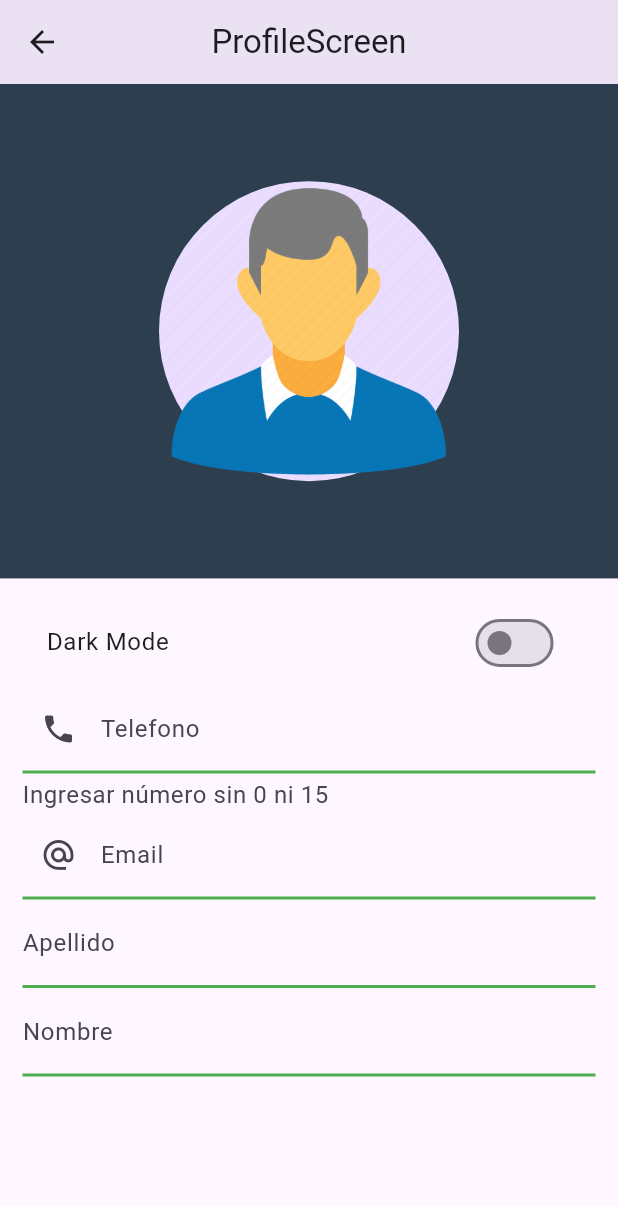
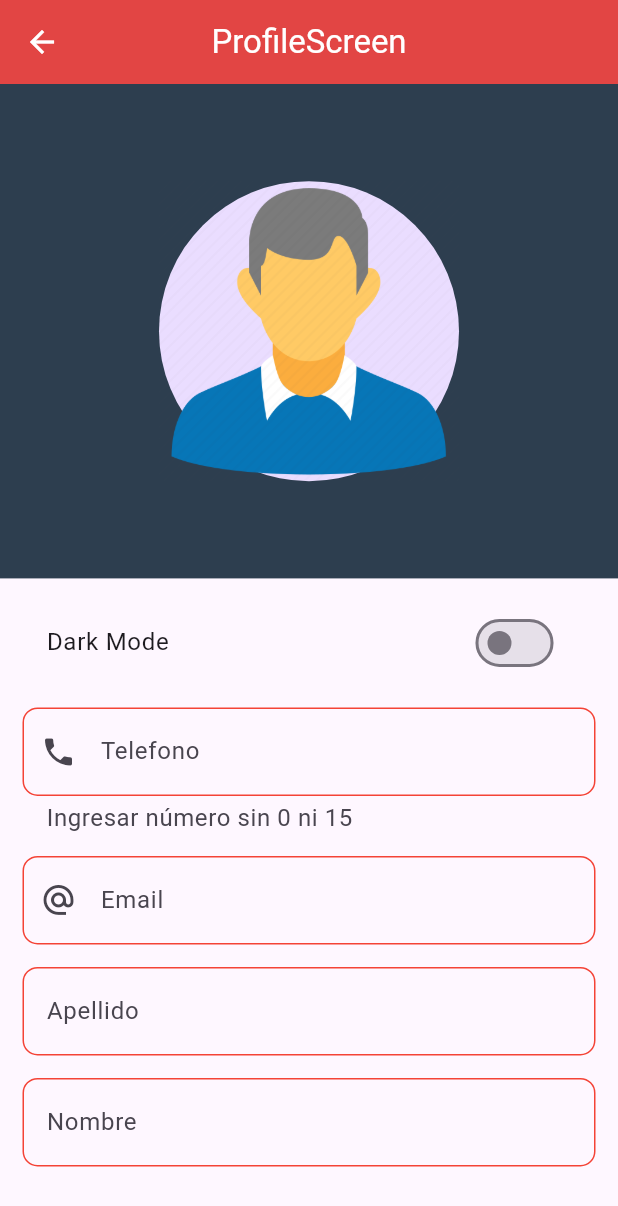
Before and after one commit to Victoria-2/flutter_guide_2024, a Flutter app: the ProfileScreen screen opened by its route, on a phone screen of 412 x 824 dp. Shown: the top 1206 px of the screen. Run offline on Flutter 3.47's test engine with Material 3 defaults, Android fonts, the phone set to English and light mode, and no system bars; our stand-ins replace shared_preferences; accounts and stored records are empty.

Commit message:
Shared preferences, MultiProviders y Temas

```diff
--- a/lib/helpers/preferences.dart
+++ b/lib/helpers/preferences.dart
@@ -2,6 +2,10 @@ import 'package:shared_preferences/shared_preferences.dart';
 
 class Preferences {
   static bool _darkmode = false;
+  static String _apellido = '';
+  static String _nombre = '';
+  static String _email = '';
+  static String _telefono = '';
   static late SharedPreferences _prefs;
 
   static Future<void> initShared() async {
@@ -16,4 +20,40 @@ class Preferences {
     _darkmode = value;
     _prefs.setBool('darkmode', value);
   }
+
+  static set apellido(String value) {
+    _apellido = value;
+    _prefs.setString('apellido', value);
+  }
+
+  static set nombre(String value) {
+    _nombre = value;
+    _prefs.setString('nombre', value);
+  }
+
+  static set email(String value) {
+    _email = value;
+    _prefs.setString('email', value);
+  }
+
+  static set telefono(String value) {
+    _telefono = value;
+    _prefs.setString('telefono', value);
+  }
+
+  static String get apellido {
+    return _prefs.getString('apellido') ?? _apellido;
+  }
+
+  static String get nombre {
+    return _prefs.getString('nombre') ?? _nombre;
+  }
+
+  static String get email {
+    return _prefs.getString('email') ?? _email;
+  }
+
+  static String get telefono {
+    return _prefs.getString('telefono') ?? _telefono;
+  }
 }
--- a/lib/providers/theme_provider.dart
+++ b/lib/providers/theme_provider.dart
@@ -5,11 +5,12 @@ class ThemeProvider extends ChangeNotifier {
   ThemeData temaActual;
 
   ThemeProvider({required bool isDarkMode})
-      : temaActual = (isDarkMode) ? ThemeData.dark() : ThemeData.light();
+      : temaActual =
+            (isDarkMode) ? DefaultTheme.darkTheme : DefaultTheme.lightTheme;
 
   setLight() {
     print('setLight');
-    temaActual = DefaultTheme.defaultTheme;
+    temaActual = DefaultTheme.lightTheme;
     notifyListeners();
   }
 
--- a/lib/screens/home_screen.dart
+++ b/lib/screens/home_screen.dart
@@ -14,12 +14,10 @@ class HomeScreen extends StatelessWidget {
         centerTitle: true,
         leadingWidth: 40,
         toolbarHeight: 80,
-        backgroundColor: Colors.green,
       ),
       drawer: DrawerMenu(),
       body: const Center(child: Text('Hola mundo')),
       floatingActionButton: FloatingActionButton(
-        backgroundColor: Colors.green,
         child: const Icon(Icons.plus_one),
         onPressed: () {
           log('click button');
--- a/lib/screens/profile_screen.dart
+++ b/lib/screens/profile_screen.dart
@@ -1,5 +1,7 @@
 import 'package:flutter/material.dart';
 import 'package:flutter_guide_2024/helpers/preferences.dart';
+import 'package:flutter_guide_2024/providers/theme_provider.dart';
+import 'package:provider/provider.dart';
 
 class ProfileScreen extends StatelessWidget {
   const ProfileScreen({super.key});
@@ -29,20 +31,16 @@ class ProfileScreen extends StatelessWidget {
   }
 }
 
-class BodyProfile extends StatefulWidget {
+class BodyProfile extends StatelessWidget {
+  bool darkMode = false;
+
   BodyProfile({
     Key? key,
   }) : super(key: key);
 
   @override
-  State<BodyProfile> createState() => _BodyProfileState();
-}
-
-class _BodyProfileState extends State<BodyProfile> {
-  bool darkMode = false;
-
-  @override
   Widget build(BuildContext context) {
+    final temaProvider = Provider.of<ThemeProvider>(context, listen: false);
     print(Preferences.darkmode);
     return Column(
       children: [
@@ -51,35 +49,55 @@ class _BodyProfileState extends State<BodyProfile> {
           value: Preferences.darkmode,
           onChanged: (bool value) {
             Preferences.darkmode = value;
-            setState(() {});
+            value ? temaProvider.setDark() : temaProvider.setLight();
           },
         ),
+        const SizedBox(
+          height: 15,
+        ),
         TextFormField(
-            onChanged: (value) {},
+            onChanged: (value) {
+              Preferences.telefono = value;
+            },
             style: TextStyle(fontSize: 18),
-            initialValue: '',
+            initialValue: Preferences.telefono,
             keyboardType: TextInputType.phone,
             decoration: decorationInput(
                 label: 'Telefono',
                 icon: Icons.phone,
                 helperText: 'Ingresar número sin 0 ni 15')),
+        const SizedBox(
+          height: 15,
+        ),
         TextFormField(
-            onChanged: (value) {},
+            onChanged: (value) {
+              Preferences.email = value;
+            },
             style: TextStyle(fontSize: 18),
-            initialValue: '',
+            initialValue: Preferences.email,
             keyboardType: TextInputType.emailAddress,
             decoration: decorationInput(
                 label: 'Email', icon: Icons.alternate_email_outlined)),
+        const SizedBox(
+          height: 15,
+        ),
         TextFormField(
-            onChanged: (value) {},
+            onChanged: (value) {
+              Preferences.apellido = value;
+            },
             style: TextStyle(fontSize: 18),
-            initialValue: '',
+            initialValue: Preferences.apellido,
             keyboardType: TextInputType.text,
             decoration: decorationInput(label: 'Apellido')),
+        const SizedBox(
+          height: 15,
+        ),
         TextFormField(
-            onChanged: (value) {},
+            onChanged: (value) {
+              Preferences.nombre = value;
+            },
             style: TextStyle(fontSize: 18),
-            initialValue: '',
+            initialValue: Preferences.nombre,
             keyboardType: TextInputType.text,
             decoration: decorationInput(label: 'Nombre'))
       ],
@@ -95,12 +113,13 @@ class _BodyProfileState extends State<BodyProfile> {
       helperText: helperText,
       helperStyle: const TextStyle(fontSize: 16),
       prefixIcon: (icon != null) ? Icon(icon) : null,
-        border: const UnderlineInputBorder(
+      /*   border: const UnderlineInputBorder(
             borderSide: BorderSide(width: 1, color: Colors.red)),
         focusedBorder: const UnderlineInputBorder(
             borderSide: BorderSide(width: 3, color: Colors.blue)),
         enabledBorder: const UnderlineInputBorder(
-            borderSide: BorderSide(width: 2, color: Colors.green)));
+            borderSide: BorderSide(width: 2, color: Colors.green)) */
+    );
   }
 }
 
--- a/lib/themes/default_theme.dart
+++ b/lib/themes/default_theme.dart
@@ -2,12 +2,46 @@ import 'package:flutter/material.dart';
 
 class DefaultTheme {
   static const Color primary = Colors.red;
+  static const Color secondary = Colors.grey;
   static final Color primaryHover = Colors.red.shade600;
 
-  static final ThemeData defaultTheme = ThemeData.light().copyWith(
-    primaryColor: Colors.greenAccent,
-  );
+  static final ThemeData lightTheme = ThemeData.light().copyWith(
+      primaryColor: Colors.amber,
+      appBarTheme: AppBarTheme(
+          backgroundColor: Colors.red, foregroundColor: Colors.white),
+      elevatedButtonTheme: ElevatedButtonThemeData(
+          style: TextButton.styleFrom(
+              backgroundColor: primary, foregroundColor: Colors.white)),
+      textButtonTheme: TextButtonThemeData(
+          style: TextButton.styleFrom(
+              backgroundColor: secondary, foregroundColor: Colors.white)),
+      floatingActionButtonTheme: FloatingActionButtonThemeData(
+        backgroundColor: primary,
+        foregroundColor: Colors.white,
+      ),
+      listTileTheme: ListTileThemeData(iconColor: primary),
+      /* switchTheme: SwitchThemeData(), */
+      inputDecorationTheme: InputDecorationTheme(
+          floatingLabelStyle: TextStyle(color: primary),
+          enabledBorder: OutlineInputBorder(
+            borderRadius: BorderRadius.circular(10),
+            borderSide: BorderSide(color: primary),
+          ),
+          focusedBorder: OutlineInputBorder(
+            borderRadius: BorderRadius.circular(10),
+            borderSide: BorderSide(color: primary),
+          ),
+          border: OutlineInputBorder(
+            borderRadius: BorderRadius.circular(10),
+          )));
+
   static final ThemeData darkTheme = ThemeData.dark().copyWith(
     primaryColor: Colors.greenAccent,
+    appBarTheme:
+        AppBarTheme(backgroundColor: Colors.red, foregroundColor: Colors.white),
+    floatingActionButtonTheme: FloatingActionButtonThemeData(
+      backgroundColor: primary,
+      foregroundColor: Colors.white,
+    ),
   );
 }
```
Also changed, not shown: lib/main.dart (+13 -2 lines), lib/screens/alert_screen.dart (+4 -4 lines). Lines whose indentation alone changed are shown as unchanged.
